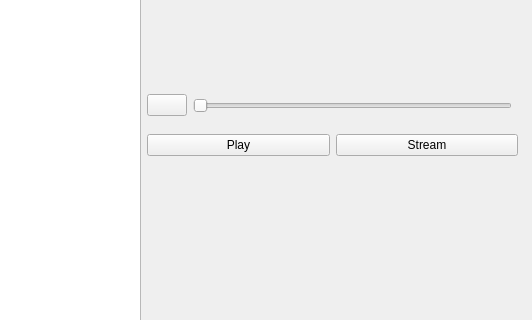
HawksLab/ebook-to-audiobook-convertor, file ui/main_window.ui: the form before one commit; both pictures show x 268 to 800 and y 133 to 453 of the 800 by 620 pixel window.
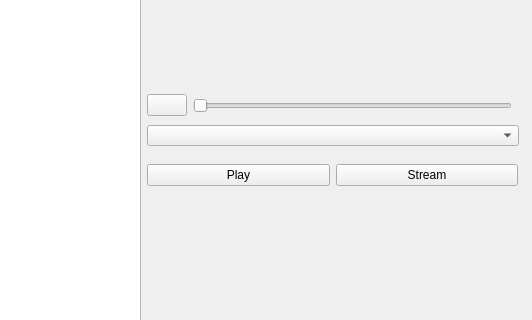
The form after the commit. Icons and pictures are not drawn.

Commit message: add: combobox for voices

Diff of the .ui file:
```diff
--- a/ui/main_window.ui
+++ b/ui/main_window.ui
@@ -113,7 +113,7 @@
            <property name="geometry">
             <rect>
              <x>0</x>
-             <y>230</y>
+             <y>260</y>
              <width>371</width>
              <height>41</height>
             </rect>
@@ -135,6 +135,16 @@
             </item>
            </layout>
           </widget>
+          <widget class="QComboBox" name="comboBox">
+           <property name="geometry">
+            <rect>
+             <x>0</x>
+             <y>230</y>
+             <width>372</width>
+             <height>21</height>
+            </rect>
+           </property>
+          </widget>
          </widget>
         </item>
        </layout>
```
The commit also changes 4 other files.
